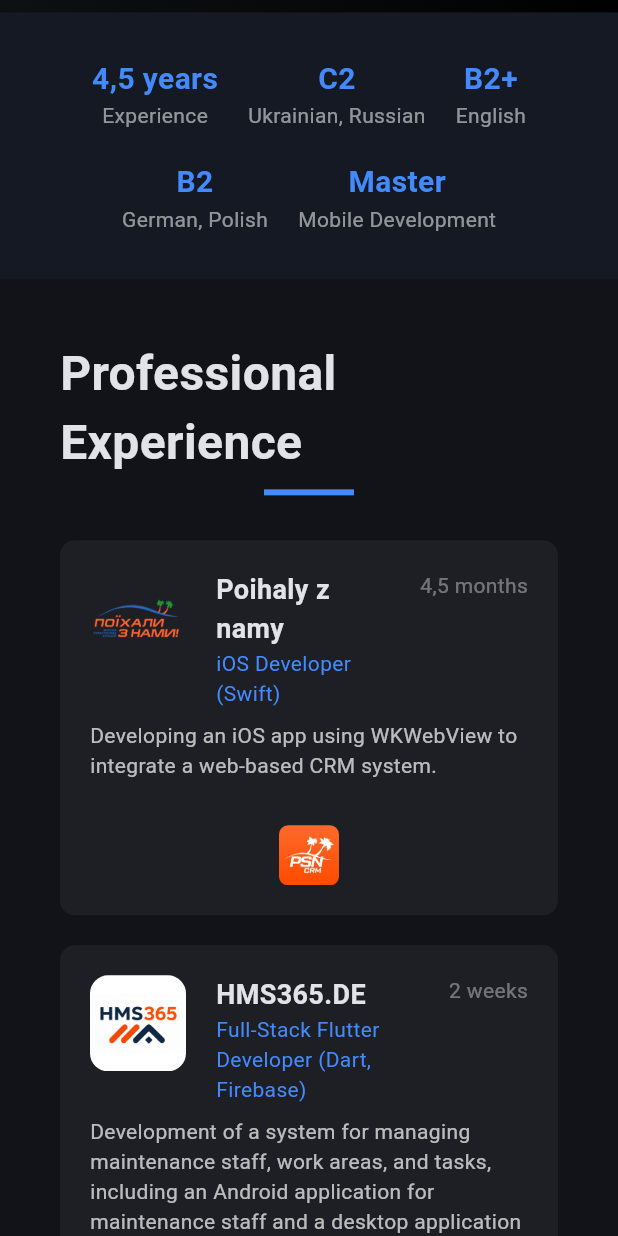
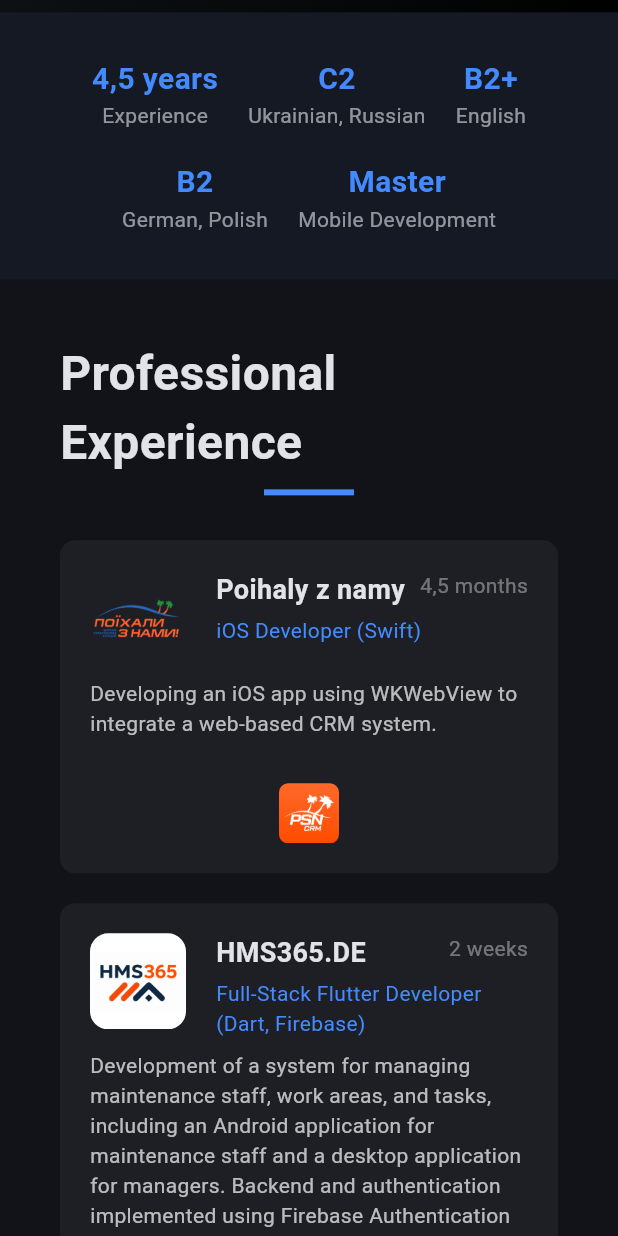
Before and after one commit to Prostaman/my_web_page, a Flutter app: the screen it shows after launch, scrolled down 576 dp, on a phone screen of 412 x 824 dp. Run offline on Flutter 3.47's test engine with Material 3 defaults, Android fonts, the phone set to English and light mode, and no system bars; our stand-ins replace flutter_svg.

Commit message:
fix(ui): improve ExpTile layout responsiveness and fix CI widget tests

```diff
--- a/lib/presentation/expierence_section/exp_tile.dart
+++ b/lib/presentation/expierence_section/exp_tile.dart
@@ -73,19 +73,20 @@ class ExpTile extends StatelessWidget {
                             softWrap: true,
                           ),
                         ),
+                        const SizedBox(width: 10),
+                        Text(
+                          experience.period,
+                          style: const TextStyle(color: Colors.white38),
+                        ),
                       ],
                     ),
+                    const SizedBox(height: 4),
                     Text(
                       experience.role,
                       style: const TextStyle(color: Colors.blueAccent),
                     ),
                   ],
                 ),
-              ),
-              const SizedBox(width: 20),
-              Text(
-                experience.period,
-                style: const TextStyle(color: Colors.white38),
               ),
             ],
           ),
```
Also changed, not shown: 1 other file.
